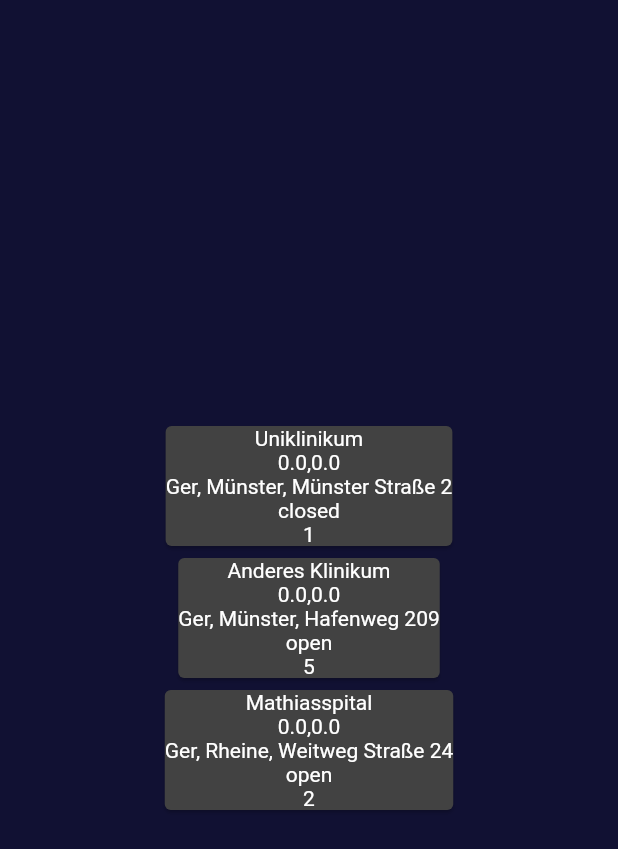
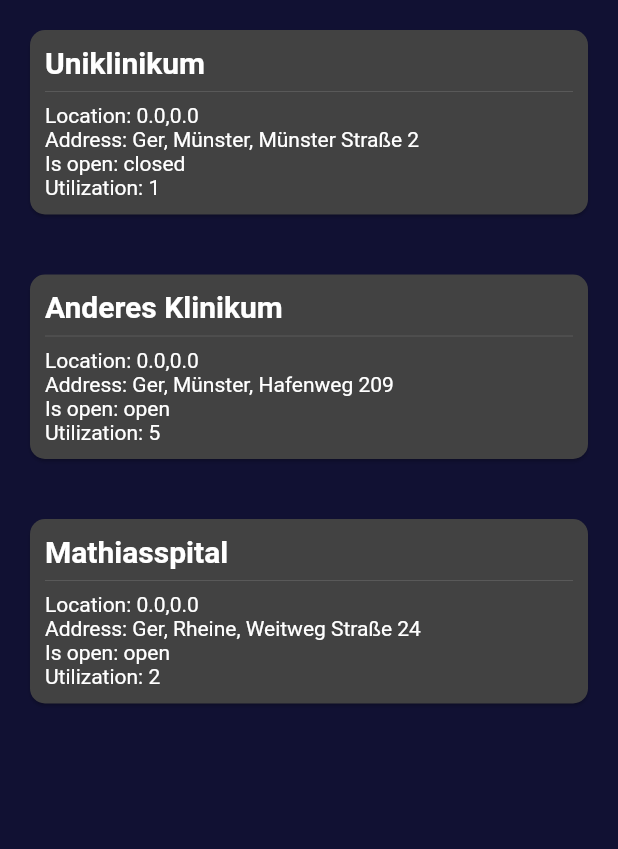
Before and after one commit to helpwave/mobile-app, a Flutter app: the EmergencyRoomListView widget shown alone on an empty page, opened directly, on a phone screen of 412 x 824 dp. Shown: the top 849 px of the screen. Run offline on Flutter 3.47's test engine with Material 2 defaults, Android fonts, the phone set to English and light mode, and no system bars.

Commit message:
feat: change style of listview cards

```diff
--- a/lib/components/emergency_room_list_view.dart
+++ b/lib/components/emergency_room_list_view.dart
@@ -39,15 +39,20 @@
 
   @override
   Widget build(BuildContext context) {
+    // TODO Change datatype below     v here
     return FutureBuilder<List<Map<String, dynamic>>>(
       future: getEmergencyRooms(),
       builder: (context, snapshot) {
         List<Widget> children = [];
+        // TODO Change snapshot handling when datatype changed
         if (snapshot.hasData) {
           if (snapshot.data!.isNotEmpty) {
-            children = snapshot.data!.map((emergencyRoom) {
-              return EmergencyRoomListViewCard(emergencyRoom);
-            }).toList().cast<Widget>();
+            children = snapshot.data!
+                .map((emergencyRoom) {
+                  return EmergencyRoomListViewCard(emergencyRoom);
+                })
+                .toList()
+                .cast<Widget>();
           }
         } else if (snapshot.hasError) {
           children = <Widget>[
@@ -76,7 +81,8 @@
         }
         return Center(
           child: Column(
-            mainAxisAlignment: MainAxisAlignment.center,
+            mainAxisAlignment: MainAxisAlignment.start,
+            crossAxisAlignment: CrossAxisAlignment.center,
             children: children,
           ),
         );
--- a/lib/components/emergency_room_list_view_card.dart
+++ b/lib/components/emergency_room_list_view_card.dart
@@ -8,15 +8,24 @@
   @override
   Widget build(BuildContext context) {
     return Card(
-      child: Column(
-        crossAxisAlignment: CrossAxisAlignment.center,
-        children: [
-          Text(emergencyRoom["name"]),
-          Text(emergencyRoom["location"]),
-          Text(emergencyRoom["displayableAddress"]),
-          Text(emergencyRoom["open"]?"open":"closed"),
-          Text(emergencyRoom["utilization"].toString()),
-        ],
+      shape: RoundedRectangleBorder(borderRadius: BorderRadius.circular(10)),
+      margin: const EdgeInsets.all(20),
+      child: Padding(
+        padding: const EdgeInsets.all(10),
+        child: Column(
+          crossAxisAlignment: CrossAxisAlignment.start,
+          children: [
+            Text(
+              emergencyRoom["name"],
+              style: const TextStyle(fontSize: 20, fontWeight: FontWeight.bold),
+            ),
+            const Divider(),
+            Text("Location: " + emergencyRoom["location"]),
+            Text("Address: " + emergencyRoom["displayableAddress"]),
+            Text("Is open: " + (emergencyRoom["open"] ? "open" : "closed")),
+            Text("Utilization: " + emergencyRoom["utilization"].toString()),
+          ],
+        ),
       ),
     );
   }
--- a/lib/main.dart
+++ b/lib/main.dart
@@ -15,16 +15,19 @@
       title: 'helpwave',
       theme: ThemeData(
         scaffoldBackgroundColor: const Color.fromARGB(255, 17, 17, 51),
+        appBarTheme: const AppBarTheme(
+          backgroundColor: Color.fromARGB(255, 68, 68, 255),
+        ),
         colorScheme: const ColorScheme(
-          primary: Color.fromARGB(255, 255, 255, 255),
+          brightness: Brightness.dark,
+          primary: Color.fromARGB(255, 17, 17, 51),
           onPrimary: Color.fromARGB(255, 255, 255, 255),
           background: Color.fromARGB(255, 17, 17, 51),
-          brightness: Brightness.dark,
+          onBackground: Color.fromARGB(255, 255, 255, 255),
           secondary: Color.fromARGB(255, 68, 68, 255),
           onSecondary: Color.fromARGB(255, 255, 255, 255),
           error: Color.fromARGB(255, 255, 51, 51),
           onError: Color.fromARGB(255, 255, 255, 255),
-          onBackground: Color.fromARGB(255, 255, 255, 255),
           surface: Color.fromARGB(255, 85, 85, 85),
           onSurface: Color.fromARGB(255, 255, 255, 255),
           primaryContainer: Color.fromARGB(255, 17, 17, 51),
```
